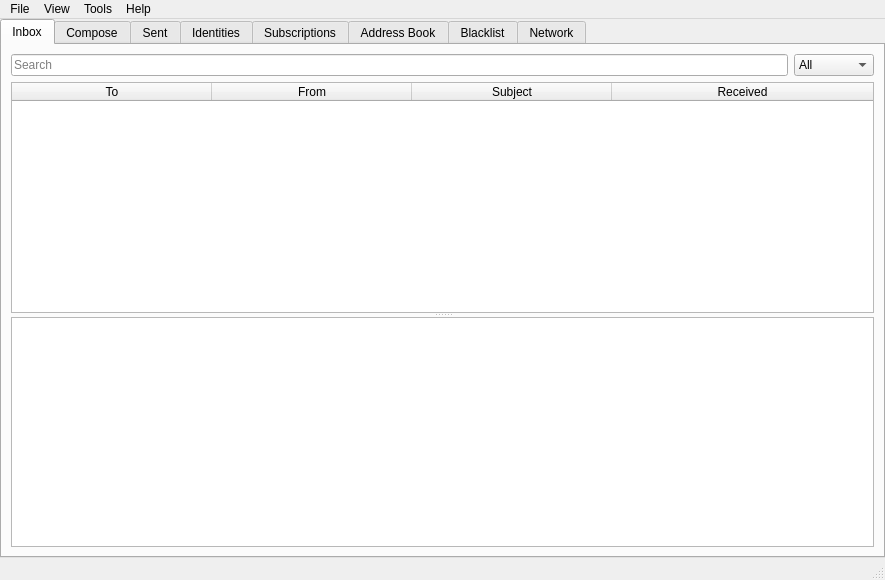
Before: the Qt Designer form src/bitmessageqt/bitmessageui.ui in webdev25/PyBitmessage, drawn with Qt 5.
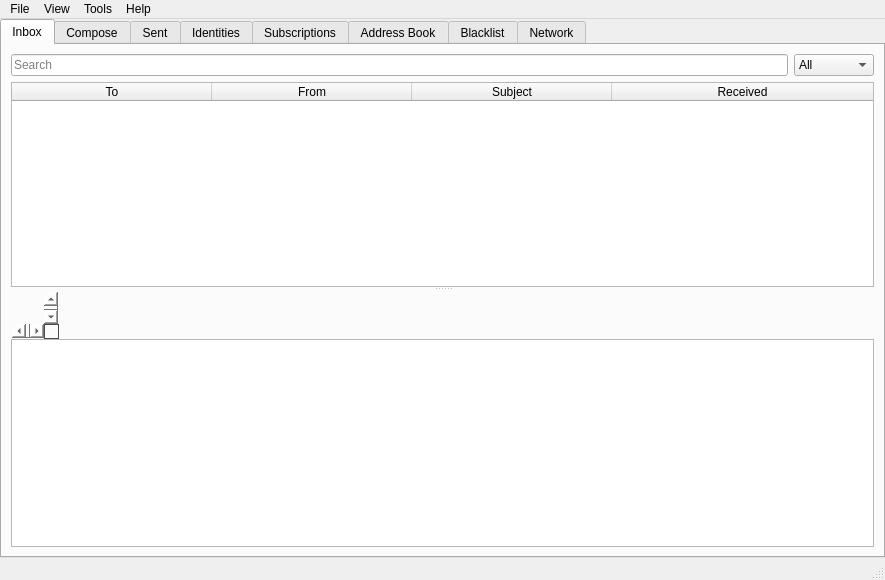
After: the same form once the commit is applied. Icons and pictures are not drawn.

Commit message: Created `subject bar` feature for inbox message view

The edit to the form file:
```diff
--- a/src/bitmessageqt/bitmessageui.ui
+++ b/src/bitmessageqt/bitmessageui.ui
@@ -213,16 +213,202 @@
             </property>
            </column>
           </widget>
-          <widget class="QTextEdit" name="textEditInboxMessage">
-           <property name="baseSize">
-            <size>
-             <width>0</width>
-             <height>500</height>
-            </size>
+          <widget class="QWidget" name="widgetInboxMessageView" native="true">
+           <property name="sizePolicy">
+            <sizepolicy hsizetype="Expanding" vsizetype="Expanding">
+             <horstretch>0</horstretch>
+             <verstretch>0</verstretch>
+            </sizepolicy>
            </property>
-           <property name="readOnly">
-            <bool>true</bool>
-           </property>
+           <layout class="QVBoxLayout" name="verticalLayout_3">
+            <property name="spacing">
+             <number>0</number>
+            </property>
+            <property name="leftMargin">
+             <number>0</number>
+            </property>
+            <property name="topMargin">
+             <number>0</number>
+            </property>
+            <property name="rightMargin">
+             <number>0</number>
+            </property>
+            <property name="bottomMargin">
+             <number>0</number>
+            </property>
+            <item>
+             <widget class="QWidget" name="widgetInboxSubjectBar" native="true">
+              <property name="sizePolicy">
+               <sizepolicy hsizetype="Preferred" vsizetype="Fixed">
+                <horstretch>0</horstretch>
+                <verstretch>0</verstretch>
+               </sizepolicy>
+              </property>
+              <property name="minimumSize">
+               <size>
+                <width>0</width>
+                <height>48</height>
+               </size>
+              </property>
+              <property name="maximumSize">
+               <size>
+                <width>16777215</width>
+                <height>54</height>
+               </size>
+              </property>
+              <layout class="QHBoxLayout" name="horizontalLayout_3">
+               <property name="spacing">
+                <number>6</number>
+               </property>
+               <property name="leftMargin">
+                <number>0</number>
+               </property>
+               <property name="topMargin">
+                <number>0</number>
+               </property>
+               <property name="rightMargin">
+                <number>0</number>
+               </property>
+               <property name="bottomMargin">
+                <number>0</number>
+               </property>
+               <item>
+                <widget class="QGraphicsView" name="graphicsViewInboxSubjectIcon">
+                 <property name="enabled">
+                  <bool>true</bool>
+                 </property>
+                 <property name="sizePolicy">
+                  <sizepolicy hsizetype="Fixed" vsizetype="Fixed">
+                   <horstretch>0</horstretch>
+                   <verstretch>0</verstretch>
+                  </sizepolicy>
+                 </property>
+                 <property name="minimumSize">
+                  <size>
+                   <width>48</width>
+                   <height>48</height>
+                  </size>
+                 </property>
+                 <property name="maximumSize">
+                  <size>
+                   <width>48</width>
+                   <height>48</height>
+                  </size>
+                 </property>
+                 <property name="baseSize">
+                  <size>
+                   <width>48</width>
+                   <height>48</height>
+                  </size>
+                 </property>
+                 <property name="styleSheet">
+                  <string notr="true">background:rgba(0, 0, 0, 0)</string>
+                 </property>
+                 <property name="backgroundBrush">
+                  <brush brushstyle="NoBrush">
+                   <color alpha="0">
+                    <red>0</red>
+                    <green>0</green>
+                    <blue>0</blue>
+                   </color>
+                  </brush>
+                 </property>
+                 <property name="foregroundBrush">
+                  <brush brushstyle="NoBrush">
+                   <color alpha="0">
+                    <red>0</red>
+                    <green>0</green>
+                    <blue>0</blue>
+                   </color>
+                  </brush>
+                 </property>
+                 <property name="sceneRect">
+                  <rectf>
+                   <x>0.000000000000000</x>
+                   <y>0.000000000000000</y>
+                   <width>48.000000000000000</width>
+                   <height>48.000000000000000</height>
+                  </rectf>
+                 </property>
+                </widget>
+               </item>
+               <item>
+                <widget class="QWidget" name="widget" native="true">
+                 <layout class="QVBoxLayout" name="verticalLayout_4">
+                  <property name="spacing">
+                   <number>0</number>
+                  </property>
+                  <property name="leftMargin">
+                   <number>0</number>
+                  </property>
+                  <property name="topMargin">
+                   <number>0</number>
+                  </property>
+                  <property name="rightMargin">
+                   <number>0</number>
+                  </property>
+                  <property name="bottomMargin">
+                   <number>0</number>
+                  </property>
+                  <item>
+                   <widget class="QLabel" name="labelInboxSubjectBarSubject">
+                    <property name="font">
+                     <font>
+                      <weight>75</weight>
+                      <bold>true</bold>
+                     </font>
+                    </property>
+                    <property name="text">
+                     <string/>
+                    </property>
+                    <property name="textInteractionFlags">
+                     <set>Qt::LinksAccessibleByMouse|Qt::TextSelectableByKeyboard|Qt::TextSelectableByMouse</set>
+                    </property>
+                   </widget>
+                  </item>
+                  <item>
+                   <widget class="QLabel" name="labelInboxSubjectBarFrom">
+                    <property name="text">
+                     <string/>
+                    </property>
+                    <property name="textInteractionFlags">
+                     <set>Qt::TextSelectableByKeyboard|Qt::TextSelectableByMouse</set>
+                    </property>
+                   </widget>
+                  </item>
+                  <item>
+                   <spacer name="verticalSpacer_2">
+                    <property name="orientation">
+                     <enum>Qt::Vertical</enum>
+                    </property>
+                    <property name="sizeHint" stdset="0">
+                     <size>
+                      <width>20</width>
+                      <height>17</height>
+                     </size>
+                    </property>
+                   </spacer>
+                  </item>
+                 </layout>
+                </widget>
+               </item>
+              </layout>
+             </widget>
+            </item>
+            <item>
+             <widget class="QTextEdit" name="textEditInboxMessage">
+              <property name="baseSize">
+               <size>
+                <width>0</width>
+                <height>500</height>
+               </size>
+              </property>
+              <property name="readOnly">
+               <bool>true</bool>
+              </property>
+             </widget>
+            </item>
+           </layout>
           </widget>
          </widget>
         </item>
```
Left out of the diff: 1 changed line with no effect on the pictures. The commit also changes 2 other files.
